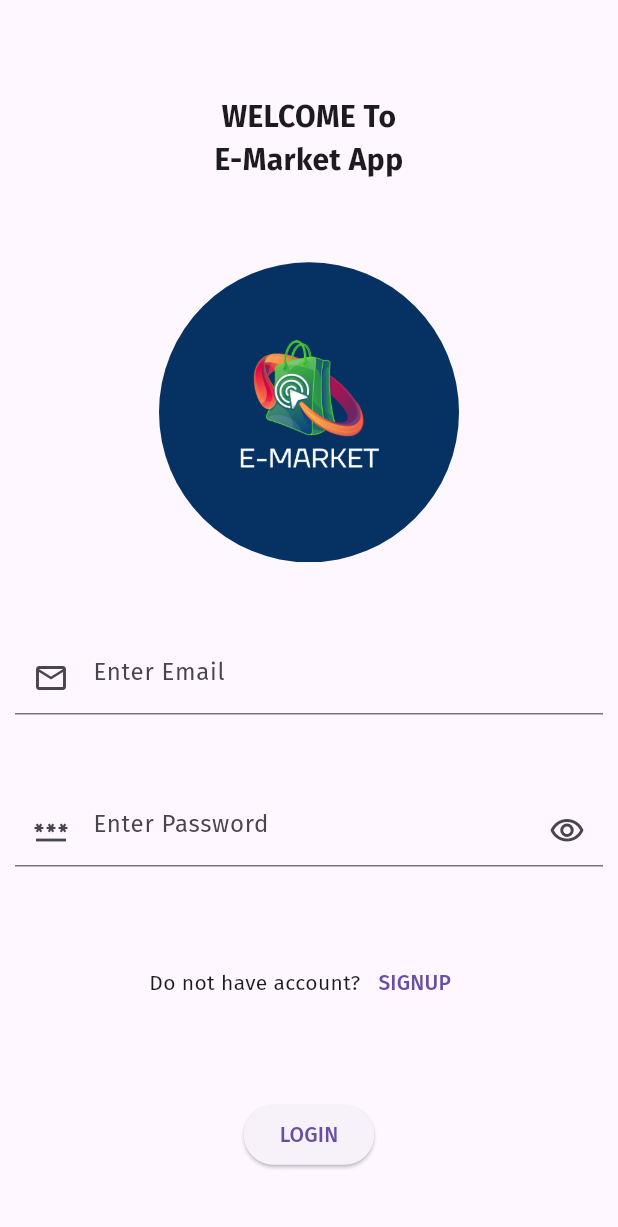
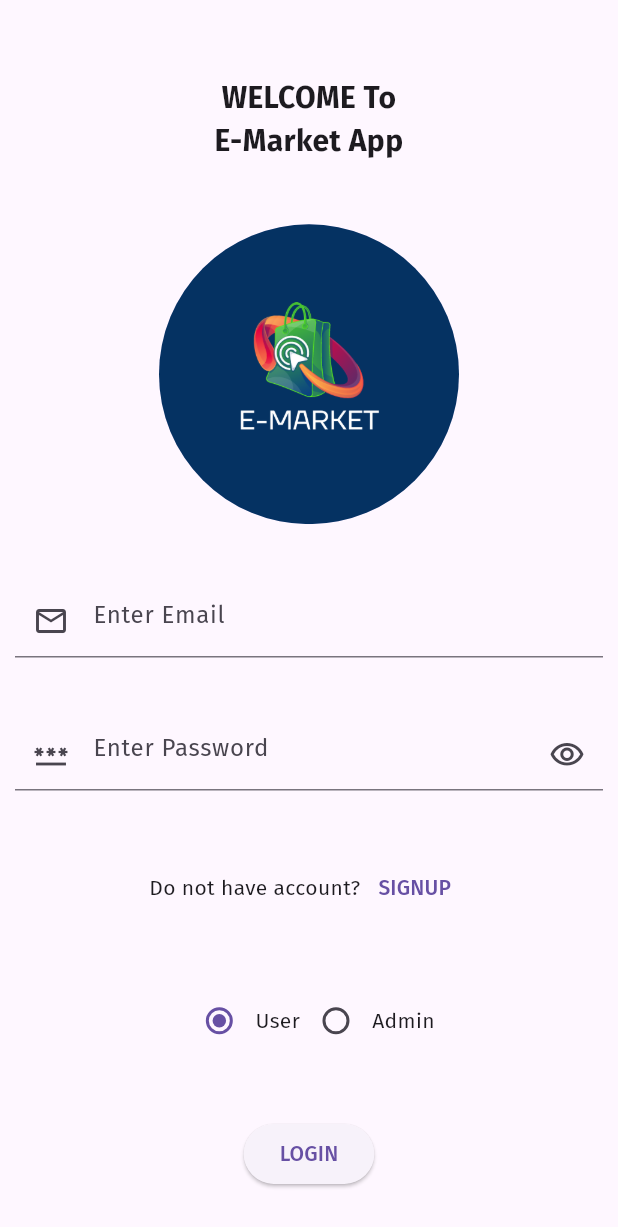
Before and after one commit to SoftEngAliijaz/e_market_app, a Flutter app: the screen it shows after launch, on a phone screen of 412 x 824 dp. Shown: the top 1227 px of the screen. Run offline on Flutter 3.47's test engine with Material 3 defaults, Android fonts, the phone set to English and light mode, and no system bars; our stand-ins replace cached_network_image, carousel_slider, cloud_firestore, firebase_auth, firebase_core, firebase_storage and 4 more; accounts and stored records are empty.

Commit message:
added some extra code

```diff
--- a/lib/credientals/login_screen.dart
+++ b/lib/credientals/login_screen.dart
@@ -24,8 +24,9 @@ class _LogInScreenState extends State<LogInScreen> {
   final GlobalKey<FormState> _formKey = GlobalKey<FormState>();
   bool _isObscureText = true;
   bool _isLoading = false;
+  String _selectedUserType = 'user'; // Add this variable to track user type
 
-// Log-in method
+  // Log-in method
   Future<void> _loginCredentials() async {
     if (_formKey.currentState!.validate()) {
       try {
@@ -39,7 +40,7 @@ class _LogInScreenState extends State<LogInScreen> {
 
         if (userCredential.user != null) {
           DocumentSnapshot userSnapshot = await FirebaseFirestore.instance
-              .collection('users')
+              .collection(_selectedUserType == 'admin' ? 'admins' : 'users')
               .doc(userCredential.user!.uid)
               .get();
 
@@ -48,7 +49,7 @@ class _LogInScreenState extends State<LogInScreen> {
               userSnapshot.data() as Map<String, dynamic>,
             );
 
-            if (userModel.isAdmin!) {
+            if (userModel.isAdmin! || _selectedUserType == 'admin') {
               // Navigate to admin dashboard
               navigateTo(context, AdminDashBoard());
             } else {
@@ -77,6 +78,35 @@ class _LogInScreenState extends State<LogInScreen> {
         });
       }
     }
+  }
+
+  // Radio button group for user type selection
+  Widget _buildUserTypeSelection() {
+    return Row(
+      mainAxisAlignment: MainAxisAlignment.center,
+      children: [
+        Radio(
+          value: 'user',
+          groupValue: _selectedUserType,
+          onChanged: (value) {
+            setState(() {
+              _selectedUserType = value.toString();
+            });
+          },
+        ),
+        const Text('User'),
+        Radio(
+          value: 'admin',
+          groupValue: _selectedUserType,
+          onChanged: (value) {
+            setState(() {
+              _selectedUserType = value.toString();
+            });
+          },
+        ),
+        const Text('Admin'),
+      ],
+    );
   }
 
   @override
@@ -167,6 +197,7 @@ class _LogInScreenState extends State<LogInScreen> {
                               navigateTo(context, SignUpScreen());
                             },
                           ),
+                          _buildUserTypeSelection(),
                           ElevatedButton(
                             onPressed: _isLoading
                                 ? null
```
Also changed, not shown: lib/admin/crud_screens/crud/add_product_screen.dart (+12 -22 lines), lib/credientals/signup_screen.dart (+8 -7 lines), lib/user_side/view_screens/user_product_view_screen.dart (+79 -3 lines).
